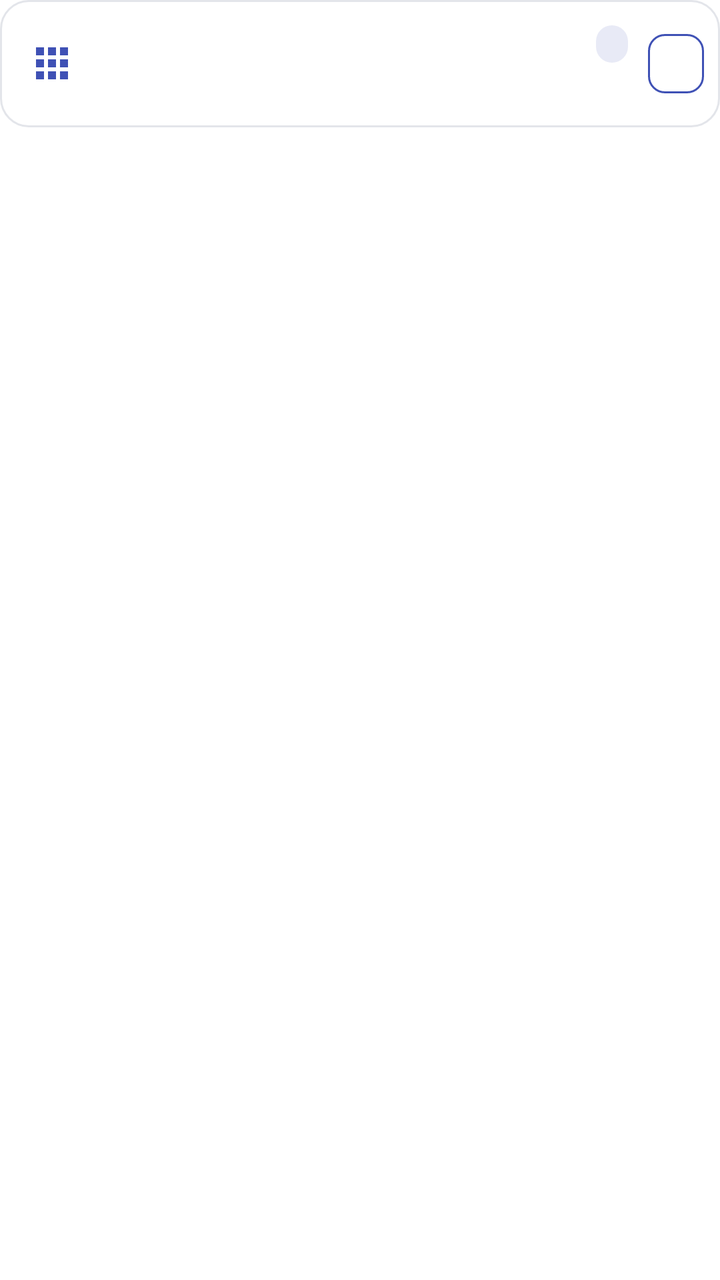
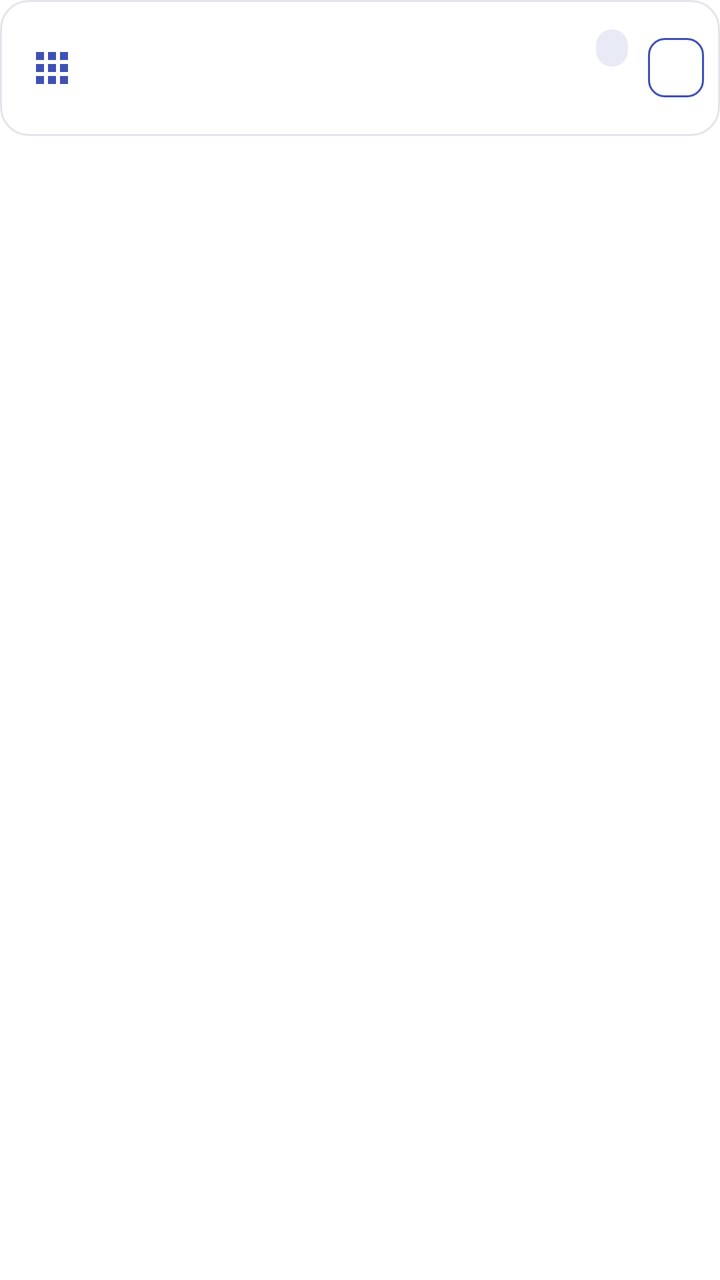

Compare the two renders of this Android layout. The source of the first and the diff that turns it into the second are given below.
<!-- AndroidManifest.xml: fallback theme Theme.MaterialComponents.DayNight.NoActionBar -->
<!-- res/layout/item_version.xml -->
<?xml version="1.0" encoding="utf-8"?>
<LinearLayout xmlns:android="http://schemas.android.com/apk/res/android"
    android:layout_width="match_parent"
    android:layout_height="wrap_content"
    android:orientation="vertical"
    android:paddingBottom="@dimen/card_gap">

    <LinearLayout
        android:layout_width="match_parent"
        android:layout_height="wrap_content"
        android:orientation="horizontal"
        android:gravity="center_vertical"
        android:background="@drawable/card_bg_press"
        android:paddingStart="14dp"
        android:paddingEnd="8dp"
        android:paddingTop="12dp"
        android:paddingBottom="12dp">

        <ImageView
            android:layout_width="24dp"
            android:layout_height="24dp"
            android:src="@drawable/ic_app"
            android:tint="@color/accent" />

        <LinearLayout
            android:layout_width="0dp"
            android:layout_height="wrap_content"
            android:layout_weight="1"
            android:layout_marginStart="12dp"
            android:orientation="vertical">

            <LinearLayout
                android:layout_width="match_parent"
                android:layout_height="wrap_content"
                android:orientation="horizontal"
                android:gravity="center_vertical">

                
                <TextView
                    android:id="@+id/ver_title"
                    android:layout_width="0dp"
                    android:layout_height="wrap_content"
                    android:layout_weight="1"
                    android:maxLines="2"
                    android:ellipsize="end"
                    android:lineSpacingExtra="1dp"
                    android:textSize="15sp"
                    android:fontFamily="sans-serif-medium"
                    android:textColor="@color/fg" />

                <TextView
                    android:id="@+id/ver_slot_badge"
                    android:layout_width="wrap_content"
                    android:layout_height="wrap_content"
                    android:layout_marginStart="8dp"
                    android:background="@drawable/badge_slot"
                    android:paddingStart="8dp"
                    android:paddingEnd="8dp"
                    android:paddingTop="2dp"
                    android:paddingBottom="2dp"
                    android:textSize="11sp"
                    android:textColor="@color/chip_fg"
                    android:maxWidth="64dp"
                    android:maxLines="1"
                    android:ellipsize="end" />
            </LinearLayout>

            
            <TextView
                android:id="@+id/ver_sub"
                android:layout_width="match_parent"
                android:layout_height="wrap_content"
                android:paddingTop="3dp"
                android:maxLines="2"
                android:ellipsize="end"
                android:textSize="12sp"
                android:textColor="@color/fg_muted" />

            <TextView
                android:id="@+id/ver_conflict"
                android:layout_width="match_parent"
                android:layout_height="wrap_content"
                android:paddingTop="4dp"
                android:textSize="11sp"
                android:lineSpacingExtra="2dp"
                android:textColor="@color/chip_fg_warn"
                android:visibility="gone" />
        </LinearLayout>

        <TextView
            android:id="@+id/ver_slot_btn"
            android:layout_width="wrap_content"
            android:layout_height="wrap_content"
            android:layout_marginStart="10dp"
            android:background="@drawable/btn_ghost"
            android:clickable="true"
            android:focusable="false"
            android:paddingStart="14dp"
            android:paddingEnd="14dp"
            android:paddingTop="6dp"
            android:paddingBottom="6dp"
            android:textSize="13sp"
            android:fontFamily="sans-serif-medium"
            android:textColor="@color/accent" />
    </LinearLayout>
</LinearLayout>
<!-- resources referenced by this layout -->
<resources>
  <color name="accent">#FF3F51B5</color>
  <color name="chip_fg">#FF303F9F</color>
  <color name="chip_fg_warn">#FFC62828</color>
  <color name="fg">#FF1A1C1E</color>
  <color name="fg_muted">#FF6B7280</color>
  <dimen name="card_gap">10dp</dimen>
  <!-- drawable badge_slot (drawable) -->
  <?xml version="1.0" encoding="utf-8"?>
  <shape xmlns:android="http://schemas.android.com/apk/res/android"
      android:shape="rectangle">
      <corners android:radius="9dp" />
      <solid android:color="@color/chip_bg" />
  </shape>
  <!-- drawable btn_ghost (drawable) -->
  <?xml version="1.0" encoding="utf-8"?>
  <selector xmlns:android="http://schemas.android.com/apk/res/android">
      <item android:state_pressed="true">
          <shape android:shape="rectangle">
              <solid android:color="@color/accent_soft" />
              <corners android:radius="8dp" />
              <stroke android:width="1dp" android:color="@color/accent" />
          </shape>
      </item>
      <item>
          <shape android:shape="rectangle">
              <solid android:color="@android:color/transparent" />
              <corners android:radius="8dp" />
              <stroke android:width="1dp" android:color="@color/accent" />
          </shape>
      </item>
  </selector>
  <!-- drawable card_bg_press (drawable) -->
  <?xml version="1.0" encoding="utf-8"?>
  <selector xmlns:android="http://schemas.android.com/apk/res/android">
      <item android:state_pressed="true">
          <shape android:shape="rectangle">
              <solid android:color="@color/card_press" />
              <corners android:radius="14dp" />
              <stroke android:width="1dp" android:color="@color/card_stroke" />
          </shape>
      </item>
      <item>
          <shape android:shape="rectangle">
              <solid android:color="@color/card" />
              <corners android:radius="14dp" />
              <stroke android:width="1dp" android:color="@color/card_stroke" />
          </shape>
      </item>
  </selector>
  <!-- drawable ic_app (drawable) -->
  <?xml version="1.0" encoding="utf-8"?>
  <vector xmlns:android="http://schemas.android.com/apk/res/android"
      android:width="24dp"
      android:height="24dp"
      android:viewportWidth="24"
      android:viewportHeight="24">
      <path
          android:fillColor="@color/icon_tint"
          android:pathData="M4,8h4V4H4v4zM10,20h4v-4h-4v4zM4,20h4v-4H4v4zM4,14h4v-4H4v4zM10,14h4v-4h-4v4zM16,4v4h4V4h-4zM10,8h4V4h-4v4zM16,14h4v-4h-4v4zM16,20h4v-4h-4v4z" />
  </vector>
  <color name="chip_bg">#FFE8EAF6</color>
  <color name="accent_soft">#FFE8EAF6</color>
  <color name="card_press">#FFEFF1F5</color>
  <color name="card_stroke">#FFE3E5EA</color>
  <color name="card">#FFFFFFFF</color>
  <color name="icon_tint">#FF5F6368</color>
</resources>

<!-- the commit's change to res/layout/item_version.xml (unified diff, before → after) -->
@@ -11,16 +11,27 @@
         android:orientation="horizontal"
         android:gravity="center_vertical"
         android:background="@drawable/card_bg_press"
-        android:paddingStart="14dp"
+        android:paddingStart="0dp"
         android:paddingEnd="8dp"
         android:paddingTop="12dp"
         android:paddingBottom="12dp">
 
-        <ImageView
-            android:layout_width="24dp"
-            android:layout_height="24dp"
-            android:src="@drawable/ic_app"
-            android:tint="@color/accent" />
+        
+        <FrameLayout
+            android:id="@+id/ver_handle"
+            android:layout_width="38dp"
+            android:layout_height="wrap_content"
+            android:minHeight="44dp"
+            android:focusable="false"
+            android:paddingStart="14dp">
+
+            <ImageView
+                android:layout_width="24dp"
+                android:layout_height="24dp"
+                android:layout_gravity="start|center_vertical"
+                android:src="@drawable/ic_app"
+                android:tint="@color/accent" />
+        </FrameLayout>
 
         <LinearLayout
             android:layout_width="0dp"
